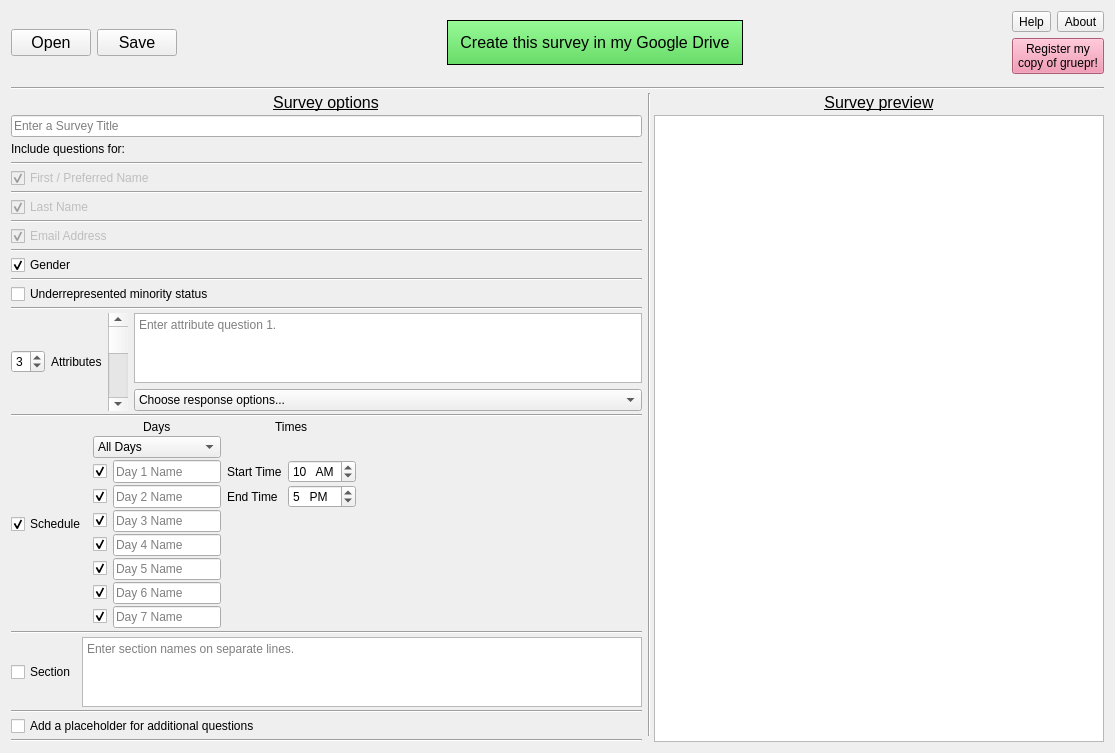
The window that surveymaker.ui (gruepr/gruepr) describes before a commit, drawn with Qt 5.
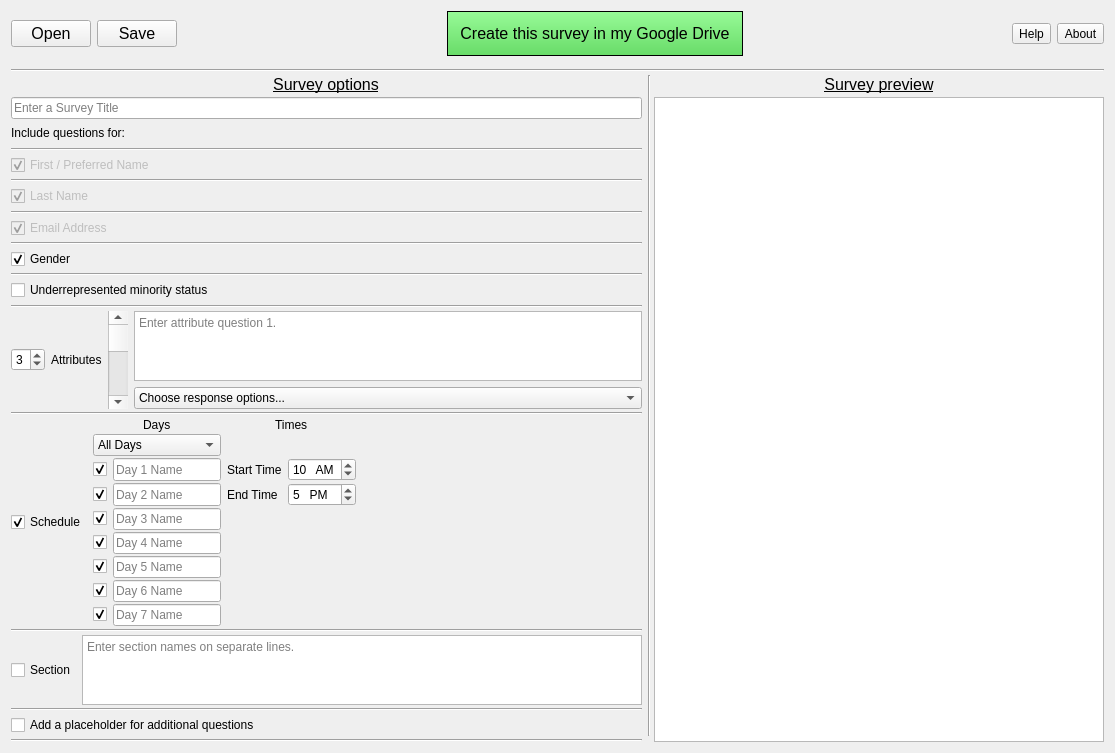
The same window after the commit. Icons and pictures are not drawn.

What changed in the file:
```diff
--- a/surveymaker.ui
+++ b/surveymaker.ui
@@ -1155,8 +1155,8 @@
        </spacer>
       </item>
       <item>
-       <layout class="QGridLayout" name="helpAboutLayout">
-        <item row="0" column="0">
+       <layout class="QHBoxLayout" name="horizontalLayout">
+        <item>
          <widget class="QToolButton" name="helpButton">
           <property name="toolTip">
            <string>Help...</string>
@@ -1179,7 +1179,7 @@
           </property>
          </widget>
         </item>
-        <item row="0" column="1">
+        <item>
          <widget class="QToolButton" name="aboutButton">
           <property name="toolTip">
            <string>About gruepr: SurveyMaker...</string>
@@ -1205,23 +1205,6 @@
           </property>
          </widget>
         </item>
-        <item row="1" column="0" colspan="2">
-         <widget class="QPushButton" name="registerButton">
-          <property name="sizePolicy">
-           <sizepolicy hsizetype="Preferred" vsizetype="Preferred">
-            <horstretch>0</horstretch>
-            <verstretch>0</verstretch>
-           </sizepolicy>
-          </property>
-          <property name="styleSheet">
-           <string notr="true">background-color: #f283a5</string>
-          </property>
-          <property name="text">
-           <string>Register my
-copy of gruepr!</string>
-          </property>
-         </widget>
-        </item>
        </layout>
       </item>
      </layout>
```
